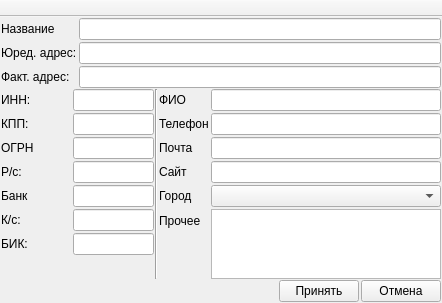
This is ui/client.ui in Meller008/kara as Qt 5 draws it before an edit. The edited form follows.
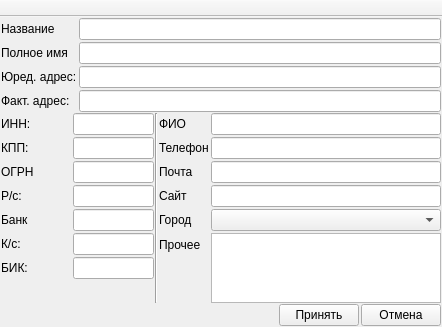
This is the edited form.

The edit to the form file:
```diff
--- a/ui/client.ui
+++ b/ui/client.ui
@@ -7,7 +7,7 @@
     <x>0</x>
     <y>0</y>
     <width>442</width>
-    <height>291</height>
+    <height>313</height>
    </rect>
   </property>
   <property name="windowTitle">
@@ -102,26 +102,36 @@
       <item row="0" column="1">
        <widget class="QLineEdit" name="le_name"/>
       </item>
-      <item row="1" column="0">
+      <item row="2" column="0">
        <widget class="QLabel" name="label_2">
         <property name="text">
          <string>Юред. адрес:</string>
         </property>
        </widget>
       </item>
-      <item row="2" column="0">
+      <item row="3" column="0">
        <widget class="QLabel" name="label_3">
         <property name="text">
          <string>Факт. адрес:</string>
         </property>
        </widget>
       </item>
-      <item row="1" column="1">
-       <widget class="QLineEdit" name="le_legal_address"/>
-      </item>
       <item row="2" column="1">
+       <widget class="QLineEdit" name="le_legal_address"/>
+      </item>
+      <item row="3" column="1">
        <widget class="QLineEdit" name="le_actual_address"/>
       </item>
+      <item row="1" column="0">
+       <widget class="QLabel" name="label_17">
+        <property name="text">
+         <string>Полное имя</string>
+        </property>
+       </widget>
+      </item>
+      <item row="1" column="1">
+       <widget class="QLineEdit" name="le_full_name"/>
+      </item>
      </layout>
     </item>
     <item row="1" column="2">
```
